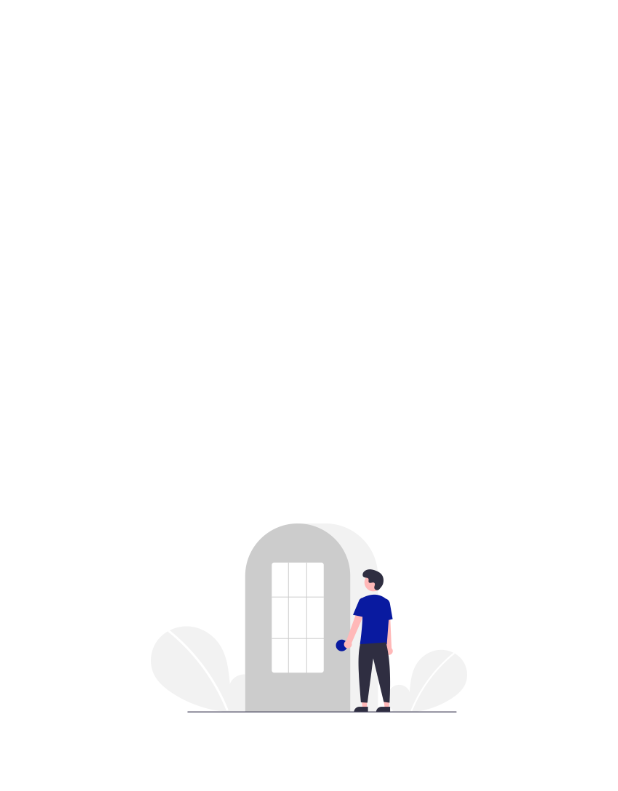
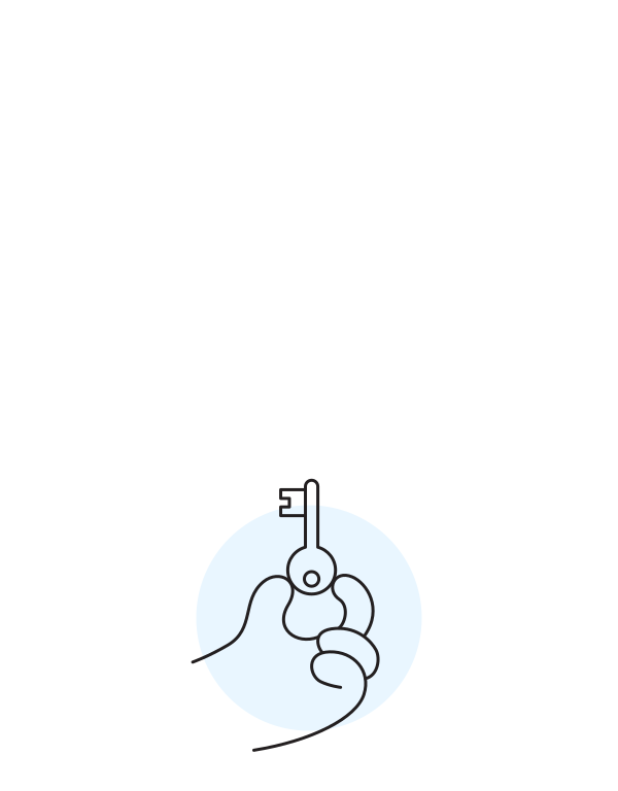
Before and after one commit to 3kdeveloper/auth_ui, a Flutter app: the SplashScreen screen opened directly, on a phone screen of 412 x 824 dp. Shown: the top 791 px of the screen. Run offline on Flutter 3.47's test engine with Material 2 defaults, Android fonts, the phone set to English and light mode, and no system bars; our stand-ins replace get.

Commit message:
changing splash logo

```diff
--- a/lib/views/splash/splash_screen.dart
+++ b/lib/views/splash/splash_screen.dart
@@ -11,8 +11,8 @@ class SplashScreen extends StatelessWidget {
     return Scaffold(
       body: Center(
         child: Image.asset(
-          'assets/images/login.png',
-          height: Get.height * 0.2,
+          'assets/auth_logo.png',
+          height: Get.height * 0.25,
         ),
       ),
     );
```
Also changed, not shown: assets/auth_logo.png (added).
